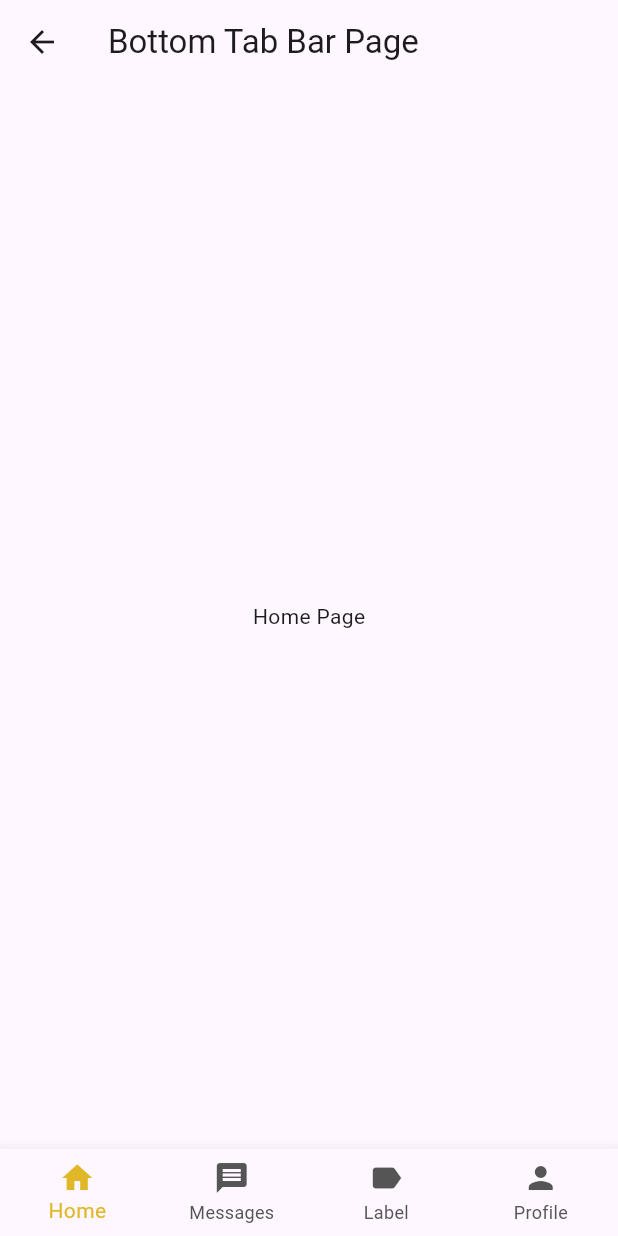
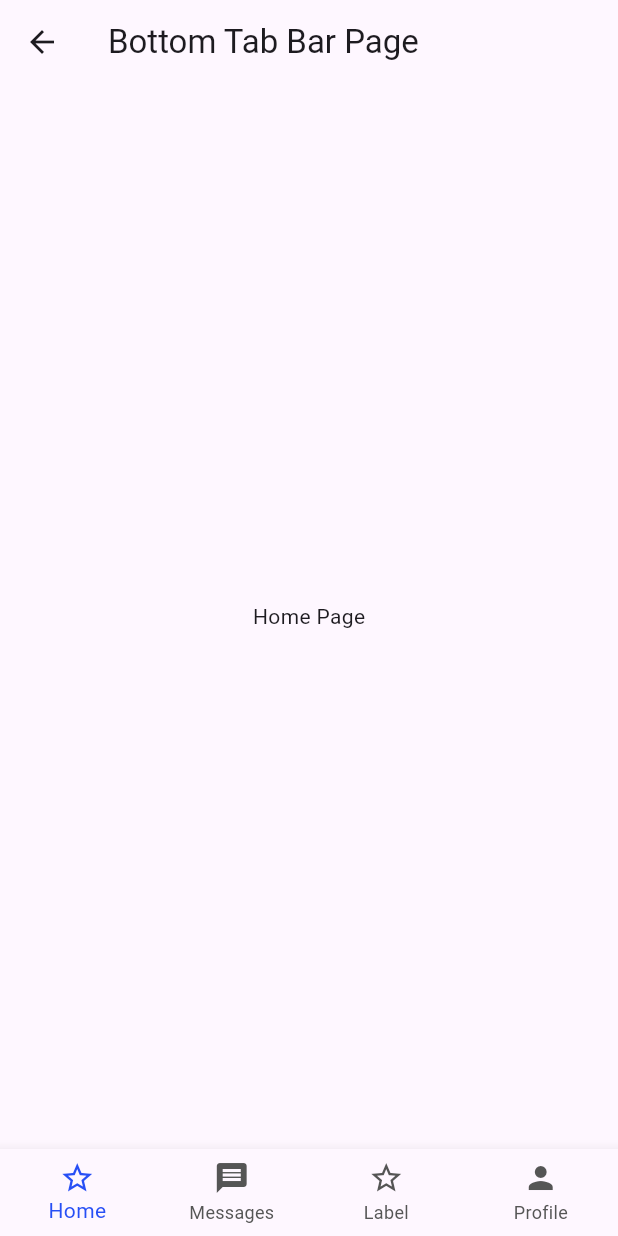
Before and after one commit to marcoantonio567/design_system_flutter, a Flutter app: the BottomTabBarPage screen opened directly, on a phone screen of 412 x 824 dp. Run offline on Flutter 3.47's test engine with Material 3 defaults, Android fonts, the light colour scheme and no system bars.

Commit message:
aplicando o design system ao button tab bar

```diff
--- a/lib/DesignSystem/Components/BottomTabBar/bottom_tab_bar.dart
+++ b/lib/DesignSystem/Components/BottomTabBar/bottom_tab_bar.dart
@@ -1,16 +1,20 @@
 import 'package:flutter/material.dart';
 import '../../shared/colors.dart';
 import 'bottom_tab_bar_view_model.dart';
-
 
 class BottomTabBar extends StatelessWidget {
   final BottomTabBarViewModel viewModel;
   final int currentIndex;
 
-  const BottomTabBar._({super.key, required this.viewModel, required this.currentIndex});
+  const BottomTabBar._(
+      {super.key, required this.viewModel, required this.currentIndex});
 
-  static Widget instantiate({Key? key, required BottomTabBarViewModel viewModel, required int currentIndex}) {
-    return BottomTabBar._(key: key, viewModel: viewModel, currentIndex: currentIndex);
+  static Widget instantiate(
+      {Key? key,
+      required BottomTabBarViewModel viewModel,
+      required int currentIndex}) {
+    return BottomTabBar._(
+        key: key, viewModel: viewModel, currentIndex: currentIndex);
   }
 
   @override
@@ -18,7 +22,7 @@ class BottomTabBar extends StatelessWidget {
     return BottomNavigationBar(
       items: viewModel.bottomTabs,
       type: BottomNavigationBarType.fixed,
-      selectedItemColor: darkPrimaryBrandColor,
+      selectedItemColor: normalSecondaryBrandColor,
       unselectedItemColor: lightPrimaryBaseColorLight,
       showUnselectedLabels: true,
       currentIndex: currentIndex,
--- a/lib/DesignSystem/Samples/bottomTabBarSampleScreen/bottom_tab_bar_sample_screen.dart
+++ b/lib/DesignSystem/Samples/bottomTabBarSampleScreen/bottom_tab_bar_sample_screen.dart
@@ -30,7 +30,7 @@ class _BottomTabBarPageState extends State<BottomTabBarPage> {
         viewModel: BottomTabBarViewModel(
           bottomTabs: [
             const BottomNavigationBarItem(
-              icon: Icon(Icons.home),
+              icon: Icon(Icons.star_border),
               label: "Home",
             ),
             const BottomNavigationBarItem(
@@ -38,7 +38,7 @@ class _BottomTabBarPageState extends State<BottomTabBarPage> {
               label: "Messages",
             ),
             const BottomNavigationBarItem(
-              icon: Icon(Icons.label),
+              icon: Icon(Icons.star_border),
               label: "Label",
             ),
             const BottomNavigationBarItem(
```
